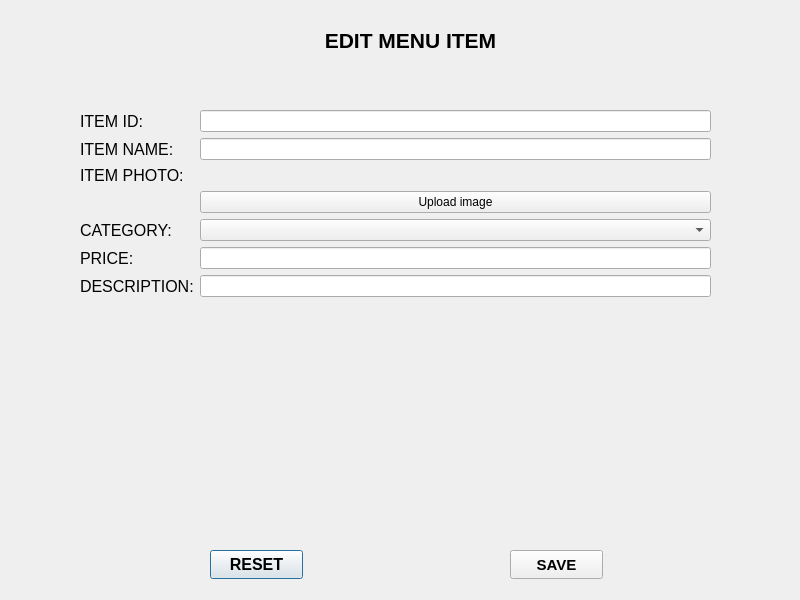
This is RMS_qt/editmenuitem.ui in dev-pratik02/RMS as Qt 5 draws it before an edit. The edited form follows.
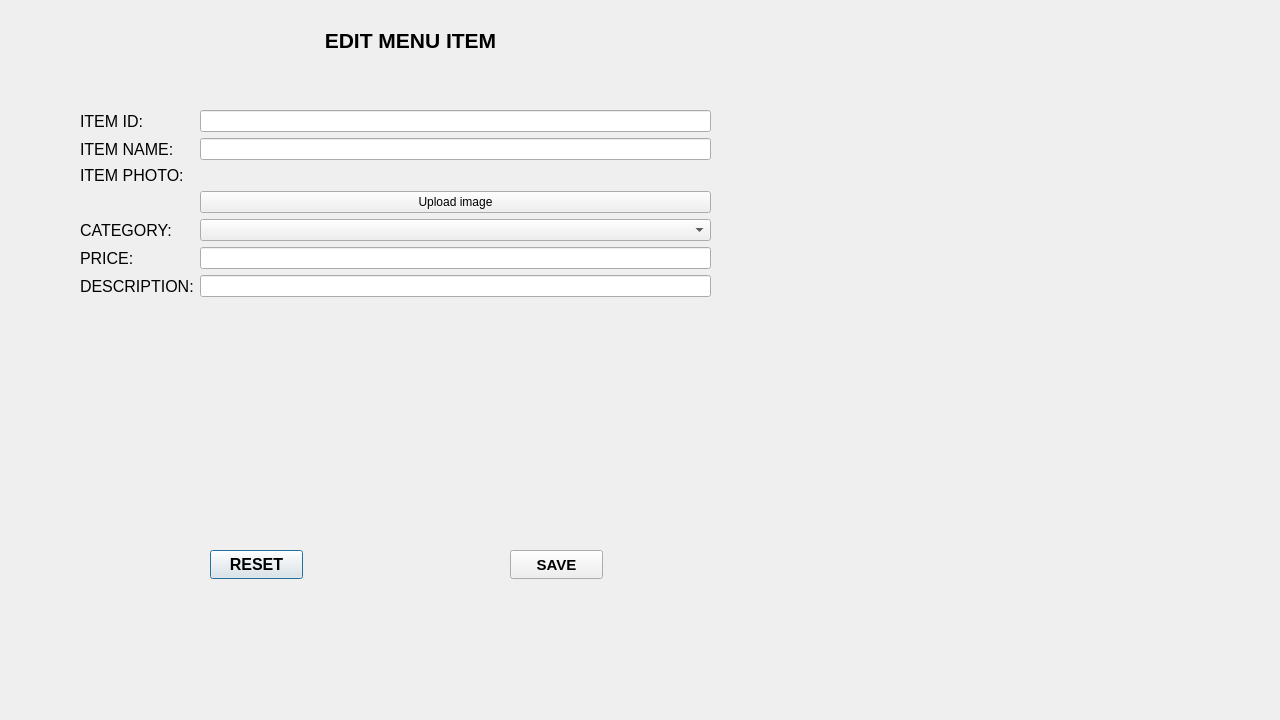
This is the edited form.

The edit to the form file:
```diff
--- a/RMS_qt/editmenuitem.ui
+++ b/RMS_qt/editmenuitem.ui
@@ -6,8 +6,8 @@
    <rect>
     <x>0</x>
     <y>0</y>
-    <width>800</width>
-    <height>600</height>
+    <width>1280</width>
+    <height>720</height>
    </rect>
   </property>
   <property name="windowTitle">
```
